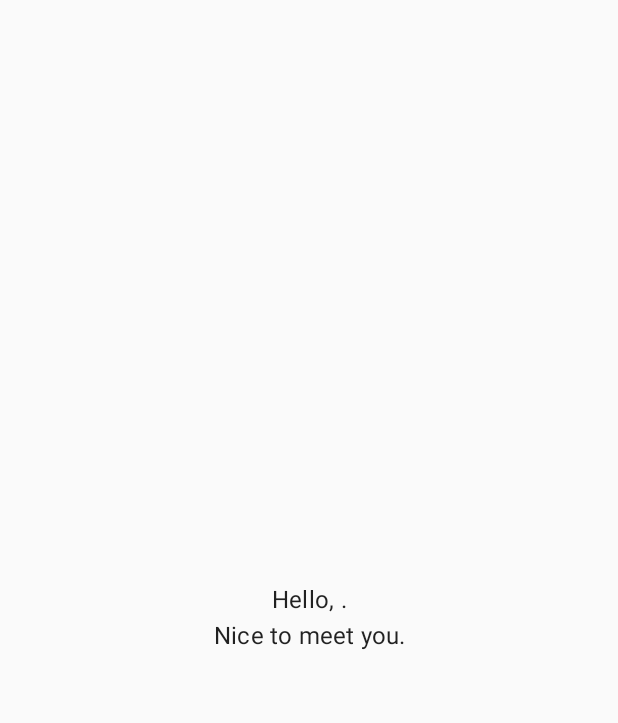
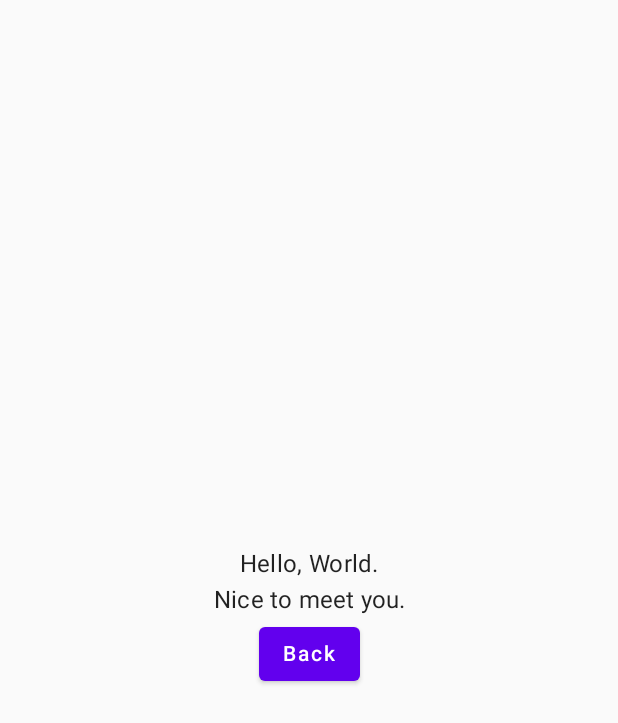
Before and after one commit to cn333/HelloCompose, an Android app built with Jetpack Compose: the screen it shows after launch (MainActivity), after a tap on "Done", on a phone screen of 412 x 824 dp. Shown: the top 723 px of the screen. Run offline under Robolectric (Android 15) with nearby library versions, the phone set to English and light mode, and no system bars.

```diff
--- a/app/build.gradle
+++ b/app/build.gradle
@@ -58,4 +58,5 @@ dependencies {
     androidTestImplementation 'androidx.test.espresso:espresso-core:3.4.0'
     androidTestImplementation "androidx.compose.ui:ui-test-junit4:$compose_version"
     debugImplementation "androidx.compose.ui:ui-tooling:$compose_version"
+    implementation 'androidx.navigation:navigation-compose:2.4.1'
 }
--- a/app/src/main/java/com/example/hello/MainActivity.kt
+++ b/app/src/main/java/com/example/hello/MainActivity.kt
@@ -15,6 +15,8 @@ import androidx.compose.ui.text.input.KeyboardCapitalization
 import androidx.compose.ui.text.style.TextAlign
 import androidx.compose.ui.tooling.preview.Preview
 import androidx.compose.ui.unit.dp
+import androidx.navigation.NavHostController
+import androidx.navigation.compose.rememberNavController
 import com.example.hello.ui.theme.HelloTheme
 
 class MainActivity : ComponentActivity() {
@@ -22,20 +24,19 @@ class MainActivity : ComponentActivity() {
         super.onCreate(savedInstanceState)
         setContent {
             HelloTheme {
-                Hello()
+                val navController = rememberNavController()
+                SetupNavGraph(navController = navController)
             }
         }
     }
 }
 
 @Composable
-fun TextAndButton(name: MutableState<String>, nameEntered: MutableState<Boolean>) {
+fun TextAndButton(name: String, onUpdate: (String) -> Unit, onClick: () -> Unit) {
     Row(modifier = Modifier.padding(top = 8.dp)) {
         TextField(
-            value = name.value,
-            onValueChange = {
-                name.value = it
-            },
+            value = name,
+            onValueChange = onUpdate,
             placeholder = {
                 Text(text = stringResource(id = R.string.hint))
             },
@@ -44,18 +45,13 @@ fun TextAndButton(name: MutableState<String>, nameEntered: MutableState<Boolean>
             keyboardOptions = KeyboardOptions(
                 autoCorrect = false,
                 capitalization = KeyboardCapitalization.Words
-            ),
-            keyboardActions = KeyboardActions(onAny = {
-                nameEntered.value = true
-            })
+            )
         )
         Button(
             modifier = Modifier
                 .alignByBaseline()
                 .padding(8.dp),
-            onClick = {
-                nameEntered.value = true
-            }
+            onClick = onClick
         ) {
             Text(text = stringResource(id = R.string.done))
         }
@@ -63,12 +59,31 @@ fun TextAndButton(name: MutableState<String>, nameEntered: MutableState<Boolean>
 }
 
 @Composable
-fun Greeting(name: String) {
-    Text(
-        text = stringResource(id = R.string.hello, name),
-        textAlign = TextAlign.Center,
-        style = MaterialTheme.typography.subtitle1
-    )
+fun Greeting(navController: NavHostController, name: String?) {
+    Column(
+        modifier = Modifier.fillMaxSize(),
+        verticalArrangement = Arrangement.Center,
+        horizontalAlignment = Alignment.CenterHorizontally
+    ) {
+
+        Text(
+            text = stringResource(id = R.string.hello, name!!),
+            textAlign = TextAlign.Center,
+            style = MaterialTheme.typography.subtitle1
+        )
+
+        Button(
+            onClick = {
+                navController.navigate(route = "home_screen") {
+                    popUpTo("home_screen") {
+                        inclusive = true
+                    }
+                }
+            }
+        ) {
+            Text(text = "Back")
+        }
+    }
 }
 
 @Composable
@@ -80,20 +95,19 @@ fun Welcome() {
 }
 
 @Composable
-fun Hello() {
-    val name = remember { mutableStateOf("") }
-    val nameEntered = remember { mutableStateOf(false) }
-    Box(
+fun Hello(navController: NavHostController) {
+    var name by remember { mutableStateOf("") }
+    Column(
         modifier = Modifier.fillMaxSize(),
-        contentAlignment = Alignment.Center
+        verticalArrangement = Arrangement.Center,
+        horizontalAlignment = Alignment.CenterHorizontally
     ) {
-        if (nameEntered.value) {
-            Greeting(name.value)
-        } else {
-            Column(horizontalAlignment = Alignment.CenterHorizontally) {
-                Welcome()
-                TextAndButton(name, nameEntered)
-            }
+        Welcome()
+        TextAndButton(name, { value: String ->
+            name = value
+        }, {
+            navController.navigate(if (name.isEmpty()) "second_screen" else "second_screen?name=$name")
         }
+        )
     }
 }
--- /dev/null
+++ b/app/src/main/java/com/example/hello/NavGraph.kt
@@ -0,0 +1,24 @@
+package com.example.hello
+
+import android.provider.ContactsContract
+import androidx.compose.runtime.Composable
+import androidx.navigation.NavHostController
+import androidx.navigation.NavType
+import androidx.navigation.compose.NavHost
+import androidx.navigation.compose.composable
+import androidx.navigation.navArgument
+
+@Composable
+fun SetupNavGraph(navController: NavHostController) {
+    NavHost(navController = navController, startDestination = "home_screen") {
+        composable(route = "home_screen") {
+            Hello(navController = navController)
+        }
+        composable(
+            route = "second_screen?name={name}",
+            arguments = listOf(navArgument("name") { type = NavType.StringType; defaultValue = "World"})
+        ) {
+            Greeting (navController = navController, name = it.arguments?.getString("name"))
+        }
+    }
+}
```
